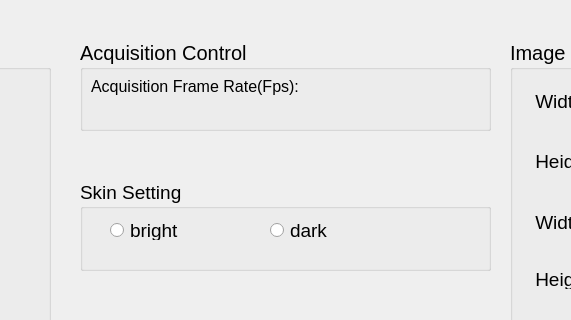
Qt form UI/Setting/SettingWin.ui (luckymanwu/defect_detection) before a commit; both pictures show x 360 to 931 and y 0 to 320 of the 1293 by 886 pixel window.
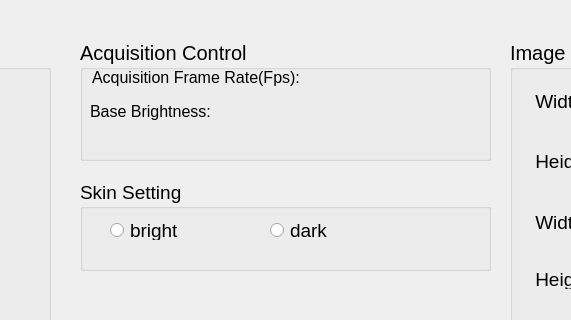
The same form after that commit.

```diff
--- a/UI/Setting/SettingWin.ui
+++ b/UI/Setting/SettingWin.ui
@@ -281,7 +281,7 @@
      <x>440</x>
      <y>40</y>
      <width>411</width>
-     <height>91</height>
+     <height>121</height>
     </rect>
    </property>
    <property name="font">
@@ -295,18 +295,59 @@
    <property name="title">
     <string>Acquisition Control</string>
    </property>
-   <widget class="QWidget" name="layoutWidget">
+   <widget class="QLabel" name="bright_value_label">
     <property name="geometry">
      <rect>
-      <x>11</x>
-      <y>26</y>
-      <width>391</width>
-      <height>41</height>
+      <x>240</x>
+      <y>60</y>
+      <width>54</width>
+      <height>12</height>
      </rect>
     </property>
-    <layout class="QHBoxLayout" name="horizontalLayout">
-     <item>
+    <property name="text">
+     <string/>
+    </property>
+   </widget>
+   <widget class="QLabel" name="fps_label_3">
+    <property name="geometry">
+     <rect>
+      <x>10</x>
+      <y>61</y>
+      <width>131</width>
+      <height>20</height>
+     </rect>
+    </property>
+    <property name="font">
+     <font>
+      <pointsize>12</pointsize>
+     </font>
+    </property>
+    <property name="text">
+     <string>Base Brightness:</string>
+    </property>
+   </widget>
+   <widget class="QLabel" name="fps_value_label_3">
+    <property name="geometry">
+     <rect>
+      <x>150</x>
+      <y>62</y>
+      <width>51</width>
+      <height>21</height>
+     </rect>
+    </property>
+    <property name="text">
+     <string/>
+    </property>
+   </widget>
       <widget class="QLabel" name="fps_label">
+    <property name="geometry">
+     <rect>
+      <x>12</x>
+      <y>27</y>
+      <width>221</width>
+      <height>21</height>
+     </rect>
+    </property>
        <property name="font">
         <font>
          <pointsize>12</pointsize>
@@ -316,15 +357,18 @@
         <string>Acquisition Frame Rate(Fps):</string>
        </property>
       </widget>
-     </item>
-     <item>
       <widget class="QLabel" name="fps_value_label">
+    <property name="geometry">
+     <rect>
+      <x>242</x>
+      <y>29</y>
+      <width>41</width>
+      <height>21</height>
+     </rect>
+    </property>
        <property name="text">
         <string/>
        </property>
-      </widget>
-     </item>
-    </layout>
    </widget>
   </widget>
   <widget class="QGroupBox" name="Image_Format_Control">
```
Lines whose indentation alone changed are shown as unchanged.
